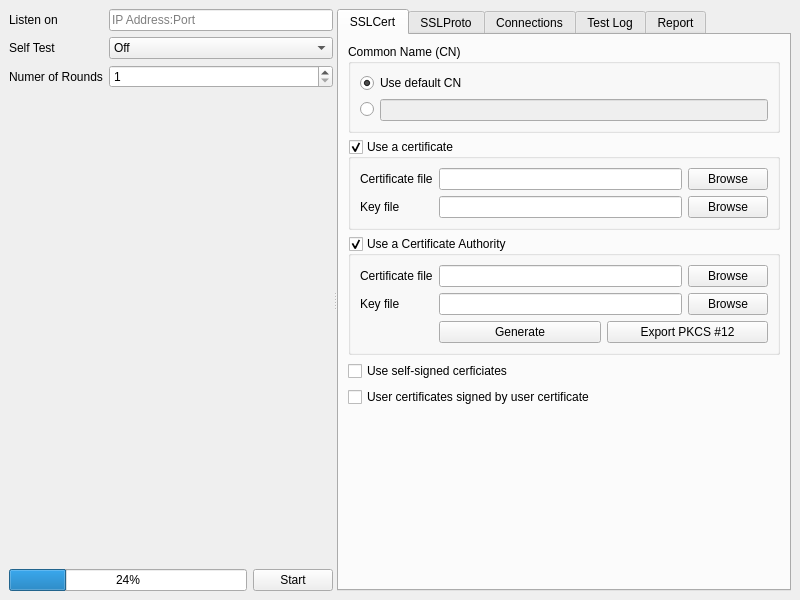
Old version of the form ui/main.ui in the repository abbbe/sslcaudit.
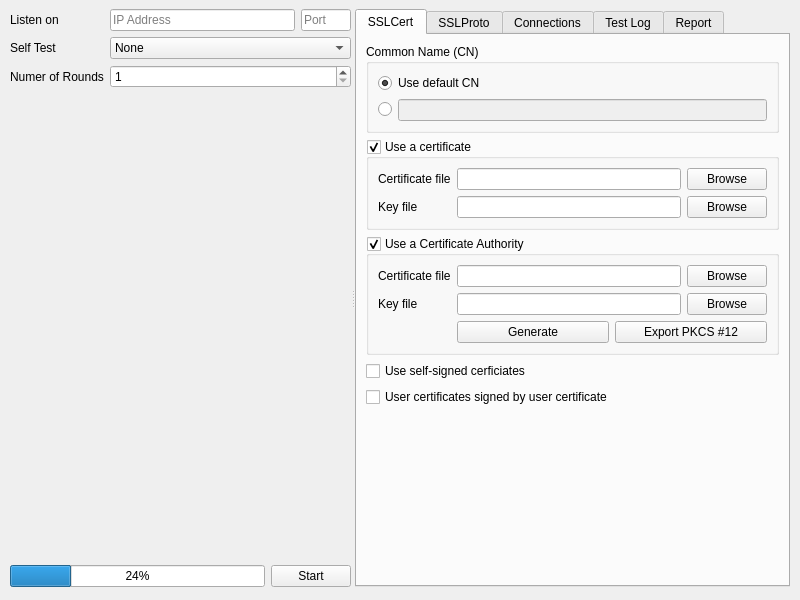
New version of the form.

Commit message: Split IP Address:Port UI into two textboxes. Changed a few file names.

What changed in the file:
```diff
--- a/ui/main.ui
+++ b/ui/main.ui
@@ -14,13 +14,19 @@
    <string>sslcaudit</string>
   </property>
   <widget class="QWidget" name="centralwidget">
-   <layout class="QGridLayout" name="gridLayout_7">
-    <item row="0" column="0">
      <widget class="QSplitter" name="splitter">
+    <property name="geometry">
+     <rect>
+      <x>10</x>
+      <y>9</y>
+      <width>780</width>
+      <height>578</height>
+     </rect>
+    </property>
       <property name="orientation">
        <enum>Qt::Horizontal</enum>
       </property>
-      <widget class="QWidget" name="layoutWidget">
+    <widget class="QWidget" name="">
        <layout class="QVBoxLayout" name="verticalLayout">
         <item>
          <layout class="QFormLayout" name="formLayout">
@@ -32,11 +38,37 @@
            </widget>
           </item>
           <item row="0" column="1">
+         <layout class="QHBoxLayout" name="horizontalLayout_8">
+          <item>
            <widget class="QLineEdit" name="listenOnLineEdit">
+            <property name="text">
+             <string/>
+            </property>
+            <property name="maxLength">
+             <number>15</number>
+            </property>
             <property name="placeholderText">
-             <string>IP Address:Port</string>
+             <string>IP Address</string>
             </property>
            </widget>
+          </item>
+          <item>
+           <widget class="QLineEdit" name="listenOnLineEdit_2">
+            <property name="maximumSize">
+             <size>
+              <width>50</width>
+              <height>16777215</height>
+             </size>
+            </property>
+            <property name="maxLength">
+             <number>5</number>
+            </property>
+            <property name="placeholderText">
+             <string>Port</string>
+            </property>
+           </widget>
+          </item>
+         </layout>
           </item>
           <item row="1" column="0">
            <widget class="QLabel" name="selfTestLabel">
@@ -49,22 +81,22 @@
            <widget class="QComboBox" name="selfTestComboBox">
             <item>
              <property name="text">
-              <string>Off</string>
+            <string>None</string>
              </property>
             </item>
             <item>
              <property name="text">
-              <string>0</string>
+            <string>TCP client</string>
              </property>
             </item>
             <item>
              <property name="text">
-              <string>1</string>
+            <string>Common Name verifying client</string>
              </property>
             </item>
             <item>
              <property name="text">
-              <string>2</string>
+            <string>curl</string>
              </property>
             </item>
            </widget>
@@ -433,8 +465,6 @@
        </widget>
       </widget>
      </widget>
-    </item>
-   </layout>
   </widget>
  </widget>
  <resources/>
```
Lines whose indentation alone changed are shown as unchanged. The commit also changes 4 other files.
